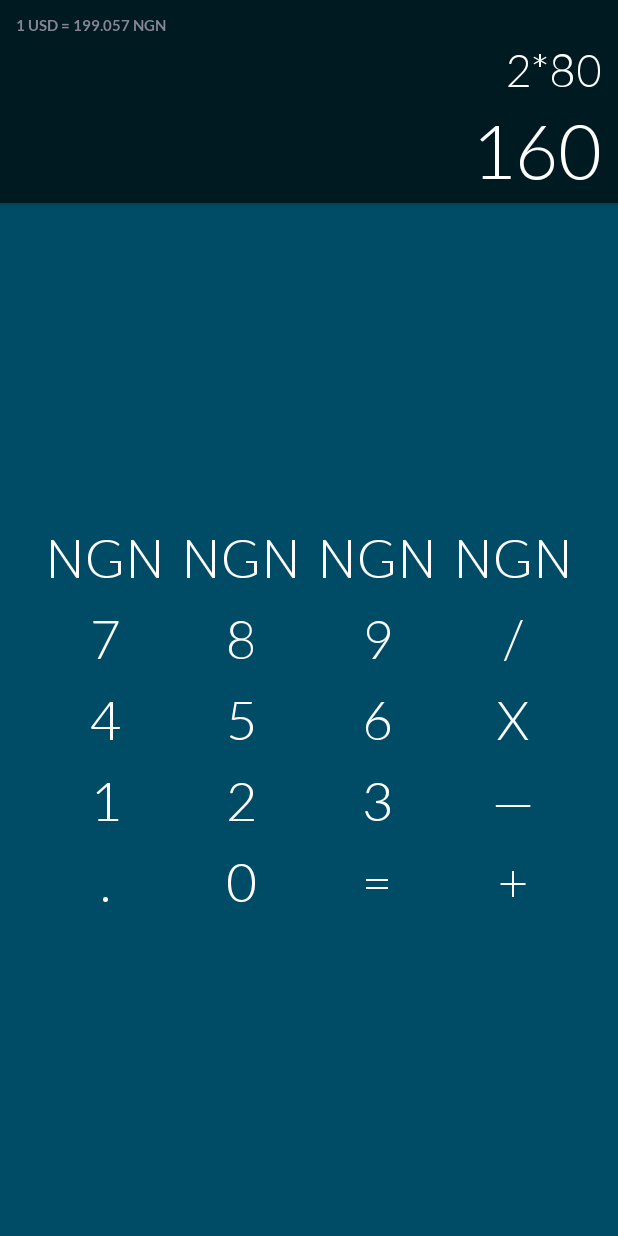
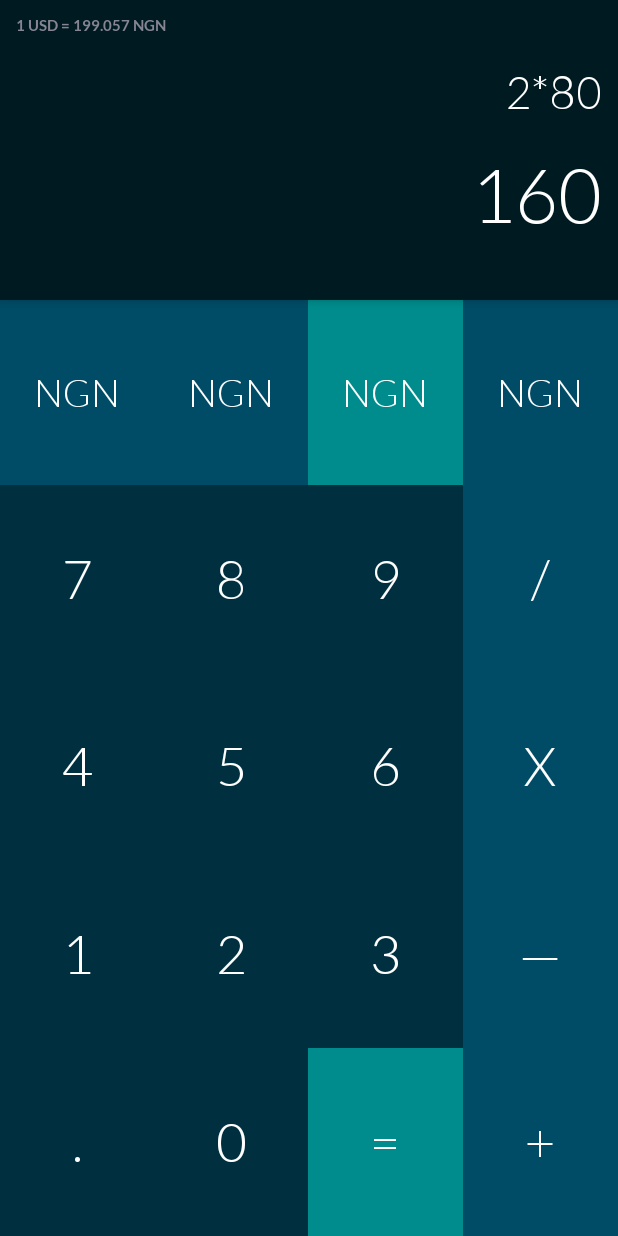
Before and after one commit to andela-dJames/currency-calculator, an Android app: the layout content_main.xml on its own in the app's theme, with its tools: preview values and no code run, on a phone screen of 412 x 824 dp. Run offline under Robolectric (Android 15) with nearby library versions, the phone set to English and light mode, and no system bars.

Commit message:
Update layout

```diff
--- a/app/src/main/java/com/andela/currencycalculator/Activities/MainActivity.java
+++ b/app/src/main/java/com/andela/currencycalculator/Activities/MainActivity.java
@@ -88,8 +88,8 @@ public class MainActivity extends AppCompatActivity {
         inputBuffer = new Stack<String>();
         operationBuffer = new Stack<>();
 
-        runInBackground(getApplicationContext());
-        rate = fetch(rate);
+//        runInBackground(getApplicationContext());
+//        rate = fetch(rate);
 
     }
 
--- a/app/src/main/res/layout/content_main.xml
+++ b/app/src/main/res/layout/content_main.xml
@@ -12,7 +12,7 @@
     <LinearLayout
         android:id="@+id/main_screen"
         android:layout_width="match_parent"
-        android:layout_height="wrap_content"
+        android:layout_height="200dp"
         android:background="@color/colorPrimaryDark"
         android:orientation="vertical"
         android:paddingLeft="5dp"
@@ -40,9 +40,10 @@
             android:textColor="#ffffff"
             android:fontFamily="Lato-Light"
             android:textDirection="rtl"
-            android:layout_marginTop="5dp"
+            android:layout_marginTop="20dp"
             android:layout_marginLeft="5dp"
-            android:layout_marginRight="5dp"/>
+            android:layout_marginRight="5dp"
+            android:gravity="right" />
         <com.andela.currencycalculator.textview.DisplayTextLight
             android:layout_width="match_parent"
             android:layout_height="wrap_content"
@@ -52,281 +53,289 @@
             android:text="160"
             android:textSize="@dimen/result_text_size"
             android:textColor="#ffffff"
-            android:fontFamily="Lato-Light"
             android:textDirection="rtl"
-            android:layout_marginTop="5dp"
+            android:layout_marginTop="20dp"
             android:layout_marginLeft="5dp"
-            android:layout_marginRight="5dp"/>
+            android:layout_marginRight="5dp"
+            android:layout_gravity="bottom"
+            android:gravity="right" />
     </LinearLayout>
     <TableLayout
         android:layout_width="match_parent"
         android:layout_height="match_parent"
-        android:stretchColumns="4"
-        android:background="@color/colorPrimary"
-        android:gravity="center_vertical|center">
-        <TableRow android:gravity="center|center_horizontal">
+        android:background="@color/colorP"
+        android:gravity="center"
+
+        android:layout_centerHorizontal="true"
+        android:layout_alignParentBottom="true"
+        android:showDividers="middle">
+        <TableRow
+            android:layout_height="match_parent"
+            android:layout_width="match_parent"
+            android:layout_weight="1"
+            android:orientation="horizontal"
+            android:showDividers="middle"
+            android:layout_gravity="center_horizontal"
+            android:gravity="center_vertical|center">
 
             <com.andela.currencycalculator.textview.DisplayTextLight
                 android:id="@+id/key_base"
+                android:background="@color/colorPrimary"
                 android:layout_width="match_parent"
-                android:layout_height="wrap_content"
+                android:layout_height="match_parent"
                 android:text="NGN"
+                android:textSize="25dp"
+                android:textColor="#ffffff"
+                android:gravity="center|center_horizontal"
+                android:padding="5dp"
+                android:layout_column="0"
+                android:layout_weight="1"/>
+            <com.andela.currencycalculator.textview.DisplayTextLight
+                android:id="@+id/key_target"
+                android:background="@color/colorPrimary"
+                android:layout_width="match_parent"
+                android:layout_height="match_parent"
+                android:text="NGN"
+                android:textSize="25dp"
+                android:textColor="#ffffff"
+                android:layout_column="0"
+                android:layout_weight="1"
+                android:gravity="center|center_horizontal"
+                android:padding="5dp" />
+            <com.andela.currencycalculator.textview.DisplayTextLight
+                android:background="@color/colorAccent"
+                android:id="@+id/key_convert"
+                android:layout_width="match_parent"
+                android:layout_height="match_parent"
+                android:text="NGN"
+                android:textSize="25dp"
+                android:textColor="#ffffff"
+                android:gravity="center|center_horizontal"
+                android:padding="5dp"
+                android:layout_column="0"
+                android:layout_weight="1"/>
+            <com.andela.currencycalculator.textview.DisplayTextLight
+                android:id="@+id/key_delete"
+                android:background="@color/colorPrimary"
+                android:layout_width="match_parent"
+                android:layout_height="match_parent"
+                android:text="NGN"
+                android:textSize="25dp"
+                android:textColor="#ffffff"
+                android:gravity="center|center_horizontal"
+                android:padding="5dp"
+                android:layout_column="0"
+                android:layout_weight="1"/>
+
+
+        </TableRow>
+
+        <TableRow android:layout_height="match_parent"
+            android:layout_width="match_parent"
+            android:layout_weight="1"
+            android:orientation="horizontal"
+            android:showDividers="middle"
+            android:layout_gravity="center_horizontal"
+            android:gravity="center_vertical|center">
+
+            <com.andela.currencycalculator.textview.DisplayTextLight
+                android:layout_column="0"
+                android:layout_weight="1"
+                android:id="@+id/key_seven"
+                android:layout_width="match_parent"
+                android:layout_height="match_parent"
+                android:text="@string/seven"
                 android:textSize="35dp"
                 android:textColor="#ffffff"
-                android:layout_marginTop="5dp"
-                android:layout_marginLeft="5dp"
-                android:layout_marginRight="5dp"
-                android:layout_marginBottom="5dp"
                 android:gravity="center|center_horizontal" />
             <com.andela.currencycalculator.textview.DisplayTextLight
-                android:id="@+id/key_target"
+                android:layout_column="0"
+                android:layout_weight="1"
+                android:id="@+id/key_eight"
                 android:layout_width="match_parent"
-                android:layout_height="wrap_content"
-                android:text="NGN"
+                android:layout_height="match_parent"
+                android:text="@string/eight"
                 android:textSize="35dp"
                 android:textColor="#ffffff"
-                android:layout_marginTop="5dp"
-                android:layout_marginLeft="5dp"
-                android:layout_marginRight="5dp"
-                android:layout_marginBottom="5dp"
                 android:gravity="center|center_horizontal" />
             <com.andela.currencycalculator.textview.DisplayTextLight
-                android:id="@+id/key_convert"
+                android:id="@+id/key_nine"
                 android:layout_width="match_parent"
-                android:layout_height="wrap_content"
-                android:text="NGN"
+                android:layout_height="match_parent"
+                android:text="@string/nine"
                 android:textSize="35dp"
                 android:textColor="#ffffff"
-                android:layout_marginTop="5dp"
-                android:layout_marginLeft="5dp"
-                android:layout_marginRight="5dp"
-                android:layout_marginBottom="5dp"
+                android:layout_column="0"
+                android:layout_weight="1"
                 android:gravity="center|center_horizontal" />
             <com.andela.currencycalculator.textview.DisplayTextLight
-                android:id="@+id/key_delete"
+                android:id="@+id/key_divide"
+                android:background="@color/colorPrimary"
                 android:layout_width="match_parent"
-                android:layout_height="wrap_content"
-                android:text="NGN"
+                android:layout_height="match_parent"
+                android:text="@string/divide"
                 android:textSize="35dp"
                 android:textColor="#ffffff"
-                android:layout_marginTop="5dp"
-                android:layout_marginLeft="5dp"
-                android:layout_marginRight="5dp"
-                android:layout_marginBottom="5dp"
+                android:layout_column="0"
+                android:layout_weight="1"
                 android:gravity="center|center_horizontal" />
 
 
         </TableRow>
-
-        <TableRow android:gravity="center|center_horizontal">
+        <TableRow android:layout_height="match_parent"
+            android:layout_width="match_parent"
+            android:layout_weight="1"
+            android:orientation="horizontal"
+            android:showDividers="middle"
+            android:layout_gravity="center_horizontal"
+            android:gravity="center_vertical|center">
 
             <com.andela.currencycalculator.textview.DisplayTextLight
-                android:id="@+id/key_seven"
+                android:id="@+id/key_four"
                 android:layout_width="match_parent"
-                android:layout_height="wrap_content"
-                android:text="@string/seven"
+                android:layout_height="match_parent"
+                android:text="@string/four"
                 android:textSize="35dp"
                 android:textColor="#ffffff"
-                android:layout_marginTop="5dp"
-                android:layout_marginLeft="5dp"
-                android:layout_marginRight="5dp"
-                android:layout_marginBottom="5dp"
+                android:layout_column="0"
+                android:layout_weight="1"
                 android:gravity="center|center_horizontal" />
             <com.andela.currencycalculator.textview.DisplayTextLight
-                android:id="@+id/key_eight"
+                android:id="@+id/key_five"
                 android:layout_width="match_parent"
-                android:layout_height="wrap_content"
-                android:text="@string/eight"
+                android:layout_height="match_parent"
+                android:text="@string/five"
                 android:textSize="35dp"
                 android:textColor="#ffffff"
-                android:layout_marginTop="5dp"
-                android:layout_marginLeft="5dp"
-                android:layout_marginRight="5dp"
-                android:layout_marginBottom="5dp"
+                android:layout_column="0"
+                android:layout_weight="1"
                 android:gravity="center|center_horizontal" />
             <com.andela.currencycalculator.textview.DisplayTextLight
-                android:id="@+id/key_nine"
+                android:id="@+id/key_six"
                 android:layout_width="match_parent"
-                android:layout_height="wrap_content"
-                android:text="@string/nine"
+                android:layout_height="match_parent"
+                android:text="@string/six"
                 android:textSize="35dp"
                 android:textColor="#ffffff"
-                android:layout_marginTop="5dp"
-                android:layout_marginLeft="5dp"
-                android:layout_marginRight="5dp"
-                android:layout_marginBottom="5dp"
+                android:layout_column="0"
+                android:layout_weight="1"
                 android:gravity="center|center_horizontal" />
             <com.andela.currencycalculator.textview.DisplayTextLight
-                android:id="@+id/key_divide"
+                android:id="@+id/key_multiply"
+                android:background="@color/colorPrimary"
                 android:layout_width="match_parent"
-                android:layout_height="wrap_content"
-                android:text="@string/divide"
+                android:layout_height="match_parent"
+                android:text="@string/multiply"
                 android:textSize="35dp"
                 android:textColor="#ffffff"
-                android:layout_marginTop="5dp"
-                android:layout_marginLeft="5dp"
-                android:layout_marginRight="5dp"
-                android:layout_marginBottom="5dp"
+                android:layout_column="0"
+                android:layout_weight="1"
                 android:gravity="center|center_horizontal" />
 
 
         </TableRow>
-        <TableRow android:gravity="center|center_horizontal">
-
-            <com.andela.currencycalculator.textview.DisplayTextLight
-                android:id="@+id/key_four"
-                android:layout_width="match_parent"
-                android:layout_height="wrap_content"
-                android:text="@string/four"
-                android:textSize="35dp"
-                android:textColor="#ffffff"
-                android:layout_marginTop="5dp"
-                android:layout_marginLeft="5dp"
-                android:layout_marginRight="5dp"
-                android:layout_marginBottom="5dp"
-                android:gravity="center|center_horizontal" />
-            <com.andela.currencycalculator.textview.DisplayTextLight
-                android:id="@+id/key_five"
-                android:layout_width="match_parent"
-                android:layout_height="wrap_content"
-                android:text="@string/five"
-                android:textSize="35dp"
-                android:textColor="#ffffff"
-                android:layout_marginTop="5dp"
-                android:layout_marginLeft="5dp"
-                android:layout_marginRight="5dp"
-                android:layout_marginBottom="5dp"
-                android:gravity="center|center_horizontal" />
-            <com.andela.currencycalculator.textview.DisplayTextLight
-                android:id="@+id/key_six"
-                android:layout_width="match_parent"
-                android:layout_height="wrap_content"
-                android:text="@string/six"
-                android:textSize="35dp"
-                android:textColor="#ffffff"
-                android:layout_marginTop="5dp"
-                android:layout_marginLeft="5dp"
-                android:layout_marginRight="5dp"
-                android:layout_marginBottom="5dp"
-                android:gravity="center|center_horizontal" />
-            <com.andela.currencycalculator.textview.DisplayTextLight
-                android:id="@+id/key_multiply"
-                android:layout_width="match_parent"
-                android:layout_height="wrap_content"
-                android:text="@string/multiply"
-                android:textSize="35dp"
-                android:textColor="#ffffff"
-                android:layout_marginTop="5dp"
-                android:layout_marginLeft="5dp"
-                android:layout_marginRight="5dp"
-                android:layout_marginBottom="5dp"
-                android:gravity="center|center_horizontal" />
-
-
-        </TableRow>
-        <TableRow android:gravity="center|center_horizontal">
+        <TableRow android:layout_height="match_parent"
+            android:layout_width="match_parent"
+            android:layout_weight="1"
+            android:orientation="horizontal"
+            android:showDividers="middle"
+            android:layout_gravity="center_horizontal"
+            android:gravity="center_vertical|center">
 
             <com.andela.currencycalculator.textview.DisplayTextLight
                 android:id="@+id/key_one"
                 android:layout_width="match_parent"
-                android:layout_height="wrap_content"
+                android:layout_height="match_parent"
                 android:text="@string/one"
                 android:textSize="35dp"
                 android:textColor="#ffffff"
-                android:layout_marginTop="5dp"
-                android:layout_marginLeft="5dp"
-                android:layout_marginRight="5dp"
-                android:layout_marginBottom="5dp"
+                android:layout_column="0"
+                android:layout_weight="1"
                 android:gravity="center|center_horizontal" />
             <com.andela.currencycalculator.textview.DisplayTextLight
                 android:id="@+id/key_two"
                 android:layout_width="match_parent"
-                android:layout_height="wrap_content"
+                android:layout_height="match_parent"
                 android:text="@string/two"
                 android:textSize="35dp"
                 android:textColor="#ffffff"
-                android:layout_marginTop="5dp"
-                android:layout_marginLeft="5dp"
-                android:layout_marginRight="5dp"
-                android:layout_marginBottom="5dp"
+                android:layout_column="0"
+                android:layout_weight="1"
                 android:gravity="center|center_horizontal" />
             <com.andela.currencycalculator.textview.DisplayTextLight
                 android:id="@+id/key_three"
                 android:layout_width="match_parent"
-                android:layout_height="wrap_content"
+                android:layout_height="match_parent"
                 android:text="@string/three"
                 android:textSize="35dp"
                 android:textColor="#ffffff"
-                android:layout_marginTop="5dp"
-                android:layout_marginLeft="5dp"
-                android:layout_marginRight="5dp"
-                android:layout_marginBottom="5dp"
+                android:layout_weight="1"
+                android:layout_column="0"
                 android:gravity="center|center_horizontal" />
             <com.andela.currencycalculator.textview.DisplayTextLight
                 android:id="@+id/key_subtraction"
                 android:layout_width="match_parent"
-                android:layout_height="wrap_content"
+                android:layout_height="match_parent"
                 android:text="@string/minus"
                 android:textSize="35dp"
                 android:textColor="#ffffff"
-                android:layout_marginTop="5dp"
-                android:layout_marginLeft="5dp"
-                android:layout_marginRight="5dp"
-                android:layout_marginBottom="5dp"
-                android:gravity="center|center_horizontal" />
+                android:layout_column="0"
+                android:layout_weight="1"
+                android:gravity="center|center_horizontal"
+                android:background="@color/colorPrimary"/>
 
 
         </TableRow>
-        <TableRow android:gravity="center|center_horizontal">
+        <TableRow android:layout_height="match_parent"
+            android:layout_width="match_parent"
+            android:layout_weight="1"
+            android:orientation="horizontal"
+            android:showDividers="middle"
+            android:layout_gravity="center_horizontal"
+            android:gravity="center_vertical|center">
 
             <com.andela.currencycalculator.textview.DisplayTextLight
                 android:id="@+id/decimal_separator"
                 android:layout_width="match_parent"
-                android:layout_height="wrap_content"
+                android:layout_height="match_parent"
                 android:text="@string/decimal_separator"
-                android:textSize="35dp"
+                android:textSize="35sp"
                 android:textColor="#ffffff"
-                android:layout_marginTop="5dp"
-                android:layout_marginLeft="5dp"
-                android:layout_marginRight="5dp"
-                android:layout_marginBottom="5dp"
+                android:layout_weight="1"
+                android:layout_column="0"
                 android:gravity="center|center_horizontal" />
             <com.andela.currencycalculator.textview.DisplayTextLight
                 android:id="@+id/key_zero"
                 android:layout_width="match_parent"
-                android:layout_height="wrap_content"
+                android:layout_height="match_parent"
                 android:text="@string/zero"
                 android:textSize="35dp"
                 android:textColor="#ffffff"
-                android:layout_marginTop="5dp"
-                android:layout_marginLeft="5dp"
-                android:layout_marginRight="5dp"
-                android:layout_marginBottom="5dp"
+                android:layout_column="0"
+                android:layout_weight="1"
                 android:gravity="center|center_horizontal" />
             <com.andela.currencycalculator.textview.DisplayTextLight
                 android:id="@+id/key_equal"
                 android:layout_width="match_parent"
-                android:layout_height="wrap_content"
+                android:layout_height="match_parent"
                 android:text="@string/evaluate"
                 android:textSize="35dp"
                 android:textColor="#ffffff"
-                android:layout_marginTop="5dp"
-                android:layout_marginLeft="5dp"
-                android:layout_marginRight="5dp"
-                android:layout_marginBottom="5dp"
-                android:gravity="center|center_horizontal" />
+                android:layout_weight="1"
+                android:layout_column="0"
+                android:gravity="center|center_horizontal"
+                android:background="@color/colorAccent"/>
             <com.andela.currencycalculator.textview.DisplayTextLight
                 android:id="@+id/key_addition"
                 android:layout_width="match_parent"
-                android:layout_height="wrap_content"
+                android:layout_height="match_parent"
                 android:text="@string/plus"
                 android:textSize="35dp"
                 android:textColor="#ffffff"
-                android:layout_marginTop="5dp"
-                android:layout_marginLeft="5dp"
-                android:layout_marginRight="5dp"
-                android:layout_marginBottom="5dp"
-                android:gravity="center|center_horizontal" />
+                android:layout_column="0"
+                android:layout_weight="1"
+                android:gravity="center|center_horizontal"
+                android:background="@color/colorPrimary"/>
 
 
         </TableRow>
--- a/app/src/main/res/values/colors.xml
+++ b/app/src/main/res/values/colors.xml
@@ -3,6 +3,7 @@
     <color name="colorPrimary">#004C66</color>
     <color name="colorPrimaryDark">#001A22</color>
     <color name="colorAccent">#008C8C</color>
+    <color name="colorP">#003040</color>
     <color name="exchange_rate_display_text">#858593</color>
 <color name="colordark">#37474F</color>
 <color name="bluegrey">#607D8B</color>
```
